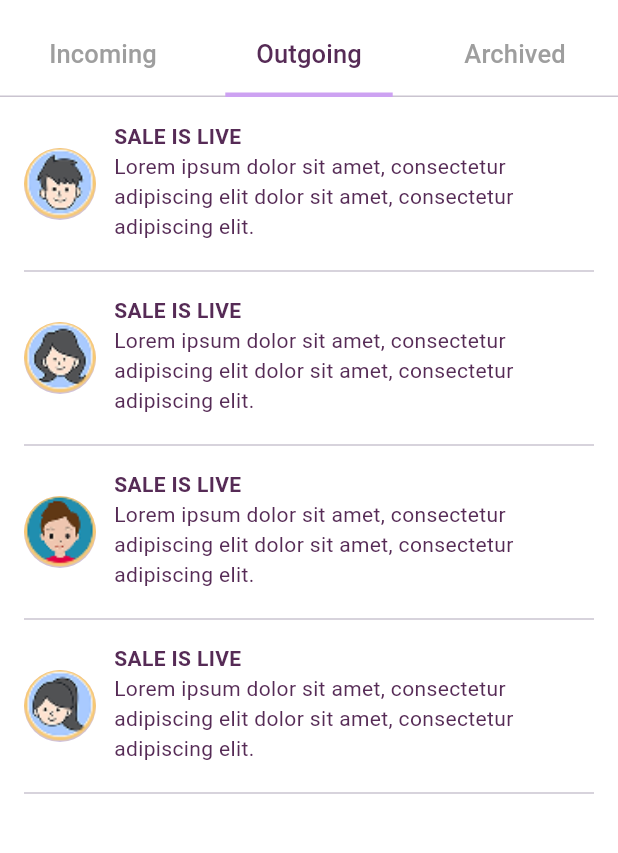
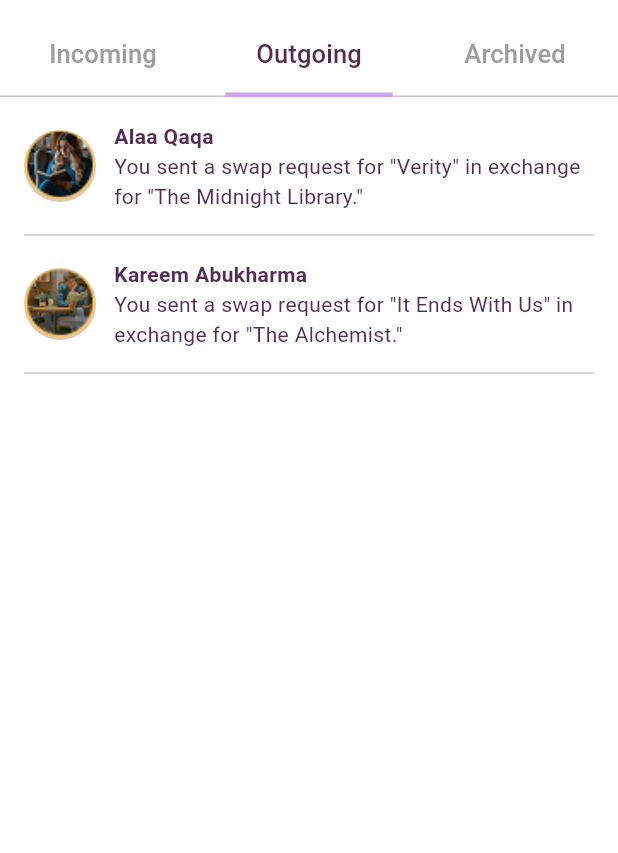
Before and after one commit to Nora-Sarrawi/ReeBooked, a Flutter app: the SwapRequestsScreen screen opened directly, tab 2 chosen, on a phone screen of 412 x 824 dp, the part 59-912 px from its top. Run offline on Flutter 3.47's test engine with Material 3 defaults, Android fonts, the phone set to English and light mode, and no system bars; our stand-ins replace dropdown_button2, firebase_core, go_router; accounts and stored records are empty; Roboto replaces fonts that are missing (Outfit).

Commit message:
edited swap request screen and router file

```diff
--- a/lib/core/router.dart
+++ b/lib/core/router.dart
@@ -76,6 +76,7 @@ final GoRouter router = GoRouter(
     GoRoute(path: '/Login', builder: (_, __) => LoginPage()),
     GoRoute(path: '/Signup', builder: (_, __) => CreateAccountScreen()),
     GoRoute(path: '/swap-request', builder: (_, __) => SwapRequestsScreen()),
+    GoRoute(path: '/request-details', builder: (_, __) => RequestDetailsScreen()),
 
   ],
 );
--- a/lib/views/swaps/swap_request_screen.dart
+++ b/lib/views/swaps/swap_request_screen.dart
@@ -1,10 +1,97 @@
 import 'package:flutter/material.dart';
 import 'package:go_router/go_router.dart';
 
-void main() {
-  runApp(MaterialApp(home: SwapRequestsScreen()));
+// ===== MODEL =====
+class SwapRequest {
+  final String id;
+  final String name;
+  final String imagePath;
+  final String requestMessage;
+  final String status; // 'incoming', 'outgoing', 'archived'
+
+  SwapRequest({
+    required this.id,
+    required this.name,
+    required this.imagePath,
+    required this.requestMessage,
+    required this.status,
+  });
+
+  factory SwapRequest.fromJson(Map<String, dynamic> json) {
+    return SwapRequest(
+      id: json['id'],
+      name: json['name'],
+      imagePath: json['imagePath'],
+      requestMessage: json['requestMessage'],
+      status: json['status'],
+    );
+  }
 }
 
+// ===== MOCK BACKEND SERVICE =====
+class SwapRequestService {
+  Future<List<SwapRequest>> fetchRequests(String type) async {
+    await Future.delayed(Duration(seconds: 1)); // simulate network delay
+
+    final List<Map<String, dynamic>> mockData = [
+      {
+        "id": "1",
+        "name": "Masa Jaara",
+        "imagePath": "assets/images/profilePic2.png",
+        "requestMessage":
+            'Request to exchange your book "Things we never got over" with "This summer will be different."',
+        "status": "incoming"
+      },
+      {
+        "id": "2",
+        "name": "Nora Sarrawi",
+        "imagePath": "assets/images/profilePic1.png",
+        "requestMessage":
+            'Request to exchange your book "Atomic Habits" with "The Psychology of Money."',
+        "status": "incoming"
+      },
+      {
+        "id": "3",
+        "name": "Alaa Qaqa",
+        "imagePath": "assets/images/profilePic3.png",
+        "requestMessage":
+            'You sent a swap request for "Verity" in exchange for "The Midnight Library."',
+        "status": "outgoing"
+      },
+      {
+        "id": "4",
+        "name": "Kareem Abukharma",
+        "imagePath": "assets/images/profilePic4.png",
+        "requestMessage":
+            'You sent a swap request for "It Ends With Us" in exchange for "The Alchemist."',
+        "status": "outgoing"
+      },
+      {
+        "id": "5",
+        "name": "Dana Khaled",
+        "imagePath": "assets/images/profilePic1.png",
+        "requestMessage":
+            'Swap request completed for "The Seven Husbands of Evelyn Hugo" and "Ugly Love".',
+        "status": "archived"
+      },
+      {
+        "id": "6",
+        "name": "Layla Hamdan",
+        "imagePath": "assets/images/profilePic2.png",
+        "requestMessage":
+            'Swap declined: "Where the Crawdads Sing" for "A Good Girl’s Guide to Murder".',
+        "status": "archived"
+      },
+    ];
+
+    return mockData
+        .where((item) => item['status'] == type)
+        .map((json) => SwapRequest.fromJson(json))
+        .toList();
+  }
+}
+
+// ===== MAIN SCREEN =====
 class SwapRequestsScreen extends StatelessWidget {
   @override
   Widget build(BuildContext context) {
@@ -15,7 +102,9 @@ class SwapRequestsScreen extends StatelessWidget {
         appBar: AppBar(
           backgroundColor: Colors.white,
           elevation: 0,
-          leading: Icon(Icons.arrow_back, color: Color(0xFF562B56)),
+          leading: IconButton(
+              icon: Icon(Icons.arrow_back, color: Color(0xFF562B56)),
+              onPressed: () {}),
           title: Text(
             'Swap requests',
             style: TextStyle(
@@ -42,9 +131,9 @@ class SwapRequestsScreen extends StatelessWidget {
         ),
         body: TabBarView(
           children: [
-            IncomingTabContent(),
-            OutgoingTabContent(),
-            ArchivedTabContent(),
+            RequestTab(type: 'incoming'),
+            RequestTab(type: 'outgoing'),
+            RequestTab(type: 'archived'),
           ],
         ),
       ),
@@ -52,26 +141,64 @@ class SwapRequestsScreen extends StatelessWidget {
   }
 }
 
-class IncomingTabContent extends StatelessWidget {
+// ===== REQUEST TAB HANDLER =====
+class RequestTab extends StatelessWidget {
+  final String type;
+  final service = SwapRequestService();
+
+  RequestTab({required this.type});
+
   @override
   Widget build(BuildContext context) {
-    return ListView(
-      padding: EdgeInsets.all(16),
-      children: [
-        IncomingRequest(name: 'Masa Jaara', imagePath: 'assets/images/profilePic2.png'),
-        IncomingRequest(name: 'Nora Sarrawi', imagePath: 'assets/images/profilePic1.png'),
-        IncomingRequest(name: 'Alaa Qaqa', imagePath: 'assets/images/profilePic3.png'),
-        IncomingRequest(name: 'Kareem Abukharma', imagePath: 'assets/images/profilePic4.png'),
-      ],
+    return FutureBuilder<List<SwapRequest>>(
+      future: service.fetchRequests(type),
+      builder: (context, snapshot) {
+        if (snapshot.connectionState == ConnectionState.waiting) {
+          return Center(
+              child: CircularProgressIndicator(color: Color(0xFF562B56)));
+        } else if (snapshot.hasError) {
+          return Center(child: Text("Error loading $type requests"));
+        } else if (!snapshot.hasData || snapshot.data!.isEmpty) {
+          return Center(child: Text("No $type requests"));
+        }
+
+        final requests = snapshot.data!;
+        return ListView.builder(
+          padding: EdgeInsets.all(16),
+          itemCount: requests.length,
+          itemBuilder: (context, index) {
+            final request = requests[index];
+            if (type == 'incoming') {
+              return IncomingRequestWidget(request: request);
+            } else if (type == 'outgoing') {
+              return OutgoingRequestWidget(request: request);
+            } else {
+              return ArchivedRequestWidget(request: request);
+            }
+          },
+        );
+      },
     );
   }
 }
 
-class IncomingRequest extends StatelessWidget {
-  final String name;
-  final String imagePath;
+// ===== INCOMING WIDGET =====
+class IncomingRequestWidget extends StatelessWidget {
+  final SwapRequest request;
 
-  const IncomingRequest({required this.name, required this.imagePath});
+  IncomingRequestWidget({required this.request});
+
+  void acceptRequest(BuildContext context) {
+    ScaffoldMessenger.of(context).showSnackBar(SnackBar(
+      content: Text("Accepted request from ${request.name}"),
+    ));
+  }
+
+  void declineRequest(BuildContext context) {
+    ScaffoldMessenger.of(context).showSnackBar(SnackBar(
+      content: Text("Declined request from ${request.name}"),
+    ));
+  }
 
   @override
   Widget build(BuildContext context) {
@@ -79,36 +206,33 @@ class IncomingRequest extends StatelessWidget {
       children: [
         InkWell(
           onTap: () {
-            context.go('/Request-details');
+            context.go('/request-details');
           },
-          borderRadius: BorderRadius.circular(8),
           child: Row(
-            crossAxisAlignment: CrossAxisAlignment.start,
             children: [
-              CircleAvatar(radius: 24, backgroundImage: AssetImage(imagePath)),
+              CircleAvatar(
+                  radius: 24, backgroundImage: AssetImage(request.imagePath)),
               SizedBox(width: 12),
               Expanded(
                 child: Column(
                   crossAxisAlignment: CrossAxisAlignment.start,
                   children: [
                     Text(
-                      name,
+                      request.name,
                       style: TextStyle(
                         fontWeight: FontWeight.bold,
                         color: Color(0xFF562B56),
                       ),
                     ),
                     Text(
-                      'Request to exchange your book "Things we never got over" with "This summer will be different."',
+                      request.requestMessage,
                       style: TextStyle(color: Color(0xFF562B56)),
                     ),
                     SizedBox(height: 8),
                     Row(
                       children: [
                         ElevatedButton(
-                          onPressed: () {
-                            print("Accepted request from $name");
-                          },
+                          onPressed: () => acceptRequest(context),
                           child: Text('Accept'),
                           style: ElevatedButton.styleFrom(
                             backgroundColor: Color(0xFFCDA2F2),
@@ -117,9 +241,7 @@ class IncomingRequest extends StatelessWidget {
                         ),
                         SizedBox(width: 8),
                         ElevatedButton(
-                          onPressed: () {
-                            print("Declined request from $name");
-                          },
+                          onPressed: () => declineRequest(context),
                           child: Text('Decline'),
                           style: ElevatedButton.styleFrom(
                             backgroundColor: Color(0xFFCDA2F2),
@@ -140,47 +262,11 @@ class IncomingRequest extends StatelessWidget {
   }
 }
 
-class OutgoingTabContent extends StatelessWidget {
-  @override
-  Widget build(BuildContext context) {
-    return ListView(
-      padding: EdgeInsets.all(16),
-      children: [
-        OutgoingItem(
-          title: 'SALE IS LIVE',
-          subtitle: 'Lorem ipsum dolor sit amet, consectetur adipiscing elit dolor sit amet, consectetur adipiscing elit.',
-          imagePath: 'assets/images/profile1.png',
-        ),
-        OutgoingItem(
-          title: 'SALE IS LIVE',
-          subtitle: 'Lorem ipsum dolor sit amet, consectetur adipiscing elit dolor sit amet, consectetur adipiscing elit.',
-          imagePath: 'assets/images/profile4.png',
-        ),
-        OutgoingItem(
-          title: 'SALE IS LIVE',
-          subtitle: 'Lorem ipsum dolor sit amet, consectetur adipiscing elit dolor sit amet, consectetur adipiscing elit.',
-          imagePath: 'assets/images/profile2.png',
-        ),
-        OutgoingItem(
-          title: 'SALE IS LIVE',
-          subtitle: 'Lorem ipsum dolor sit amet, consectetur adipiscing elit dolor sit amet, consectetur adipiscing elit.',
-          imagePath: 'assets/images/profile3.png',
-        ),
-      ],
-    );
-  }
-}
+// ===== OUTGOING WIDGET =====
+class OutgoingRequestWidget extends StatelessWidget {
+  final SwapRequest request;
 
-class OutgoingItem extends StatelessWidget {
-  final String title;
-  final String subtitle;
-  final String imagePath;
-
-  const OutgoingItem({
-    required this.title,
-    required this.subtitle,
-    required this.imagePath,
-  });
+  OutgoingRequestWidget({required this.request});
 
   @override
   Widget build(BuildContext context) {
@@ -188,80 +274,22 @@ class OutgoingItem extends StatelessWidget {
       children: [
         Row(
           children: [
-            CircleAvatar(radius: 24, backgroundImage: AssetImage(imagePath)),
+            CircleAvatar(
+                radius: 24, backgroundImage: AssetImage(request.imagePath)),
             SizedBox(width: 12),
             Expanded(
               child: Column(
                 crossAxisAlignment: CrossAxisAlignment.start,
                 children: [
                   Text(
-                    title,
+                    request.name,
                     style: TextStyle(
                       fontWeight: FontWeight.bold,
                       color: Color(0xFF562B56),
                     ),
                   ),
                   Text(
-                    subtitle,
-                    style: TextStyle(color: Color(0xFF562B56)),
-                  ),
-                  SizedBox(height: 4),
-                ],
-              ),
-            ),
-          ],
-        ),
-        Divider(height: 32),
-      ],
-    );
-  }
-}
-
-class ArchivedTabContent extends StatelessWidget {
-  @override
-  Widget build(BuildContext context) {
-    return ListView(
-      padding: EdgeInsets.all(16),
-      children: [
-        ArchivedItem(name: 'Masa Jaara', imagePath: 'assets/images/profilePic2.png'),
-        ArchivedItem(name: 'Nora Sarrawi', imagePath: 'assets/images/profilePic1.png'),
-        ArchivedItem(name: 'Alaa Qaqa', imagePath: 'assets/images/profilePic3.png'),
-        ArchivedItem(name: 'Kareem Abukharma', imagePath: 'assets/images/profilePic4.png'),
-      ],
-    );
-  }
-}
-
-class ArchivedItem extends StatelessWidget {
-  final String name;
-  final String imagePath;
-
-  const ArchivedItem({
-    required this.name,
-    required this.imagePath,
-  });
-
-  @override
-  Widget build(BuildContext context) {
-    return Column(
-      children: [
-        Row(
-          children: [
-            CircleAvatar(radius: 24, backgroundImage: AssetImage(imagePath)),
-            SizedBox(width: 12),
-            Expanded(
-              child: Column(
-                crossAxisAlignment: CrossAxisAlignment.start,
-                children: [
-                  Text(
-                    name,
-                    style: TextStyle(
-                      fontWeight: FontWeight.bold,
-                      color: Color(0xFF562B56),
-                    ),
-                  ),
-                  Text(
-                    'Request to exchange your book "Things we never got over" with "This summer will be different."',
+                    request.requestMessage,
                     style: TextStyle(color: Color(0xFF562B56)),
                   ),
                 ],
@@ -274,3 +302,44 @@ class ArchivedItem extends StatelessWidget {
     );
   }
 }
+
+// ===== ARCHIVED WIDGET =====
+class ArchivedRequestWidget extends StatelessWidget {
+  final SwapRequest request;
+
+  ArchivedRequestWidget({required this.request});
+
+  @override
+  Widget build(BuildContext context) {
+    return Column(
+      children: [
+        Row(
+          children: [
+            CircleAvatar(
+                radius: 24, backgroundImage: AssetImage(request.imagePath)),
+            SizedBox(width: 12),
+            Expanded(
+              child: Column(
+                crossAxisAlignment: CrossAxisAlignment.start,
+                children: [
+                  Text(
+                    request.name,
+                    style: TextStyle(
+                      fontWeight: FontWeight.bold,
+                      color: Color(0xFF562B56),
+                    ),
+                  ),
+                  Text(
+                    request.requestMessage,
+                    style: TextStyle(color: Color(0xFF562B56)),
+                  ),
+                ],
+              ),
+            ),
+          ],
+        ),
+        Divider(height: 32),
+      ],
+    );
+  }
+}
```
Also changed, not shown: pubspec.lock.
